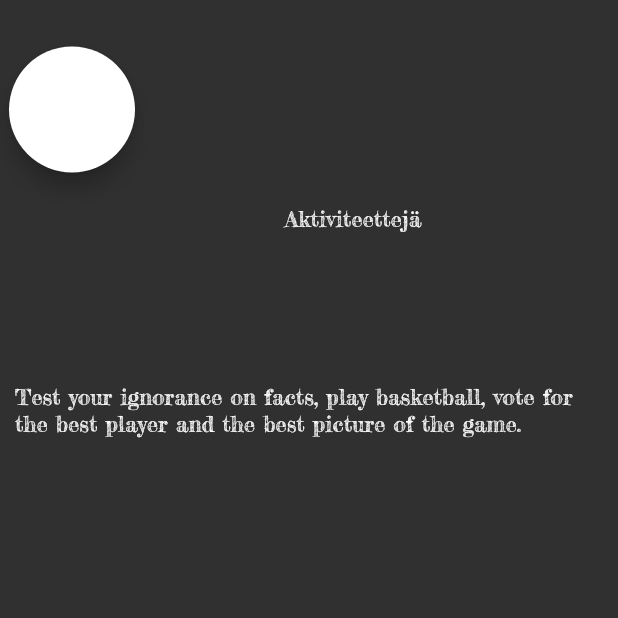
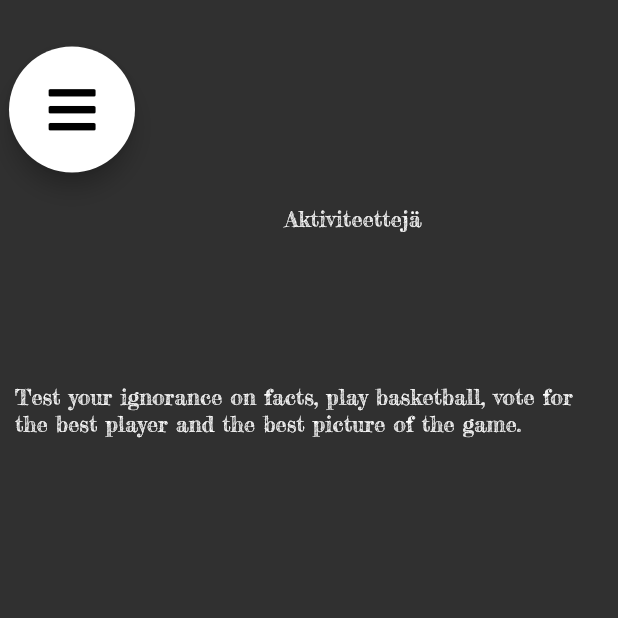
Before and after one commit to king784/GameGame, a Flutter app: the Activities screen opened directly, on a phone screen of 412 x 824 dp, the top half of it. Run offline on Flutter 3.47's test engine with Material 2 defaults, Android fonts, the phone set to English and light mode, and no system bars; our stand-ins replace cloud_firestore, firebase_storage, font_awesome_flutter, image_picker; missing offline and left inert: qr_mobile_vision; accounts and stored records are empty.

Commit message:
home page layout

```diff
--- a/game_game/lib/Themes/MasterTheme.dart
+++ b/game_game/lib/Themes/MasterTheme.dart
@@ -10,6 +10,8 @@ class MasterTheme {
   static double headlineSize = 70;
   static double titleSize = 40;
   static double bodySize = 15;
+
+  static var btnColours=[Colors.orange, Colors.pink, Colors.blue];
 
   static ThemeData mainTheme = new ThemeData(
     brightness: brightness,
--- a/game_game/lib/radialMenu.dart
+++ b/game_game/lib/radialMenu.dart
@@ -31,6 +31,8 @@ class RadialAnimation extends StatelessWidget {
   final Animation<double> scale;
   final Animation<double> translation;
   final Animation<double> rotation;
+  final Color iconColour = Colors.black;
+  static int btnIndex = 0;
 
   RadialAnimation({Key key, this.controller})
       : scale = Tween<double>(begin: 1.5, end: 0.0).animate(
@@ -68,23 +70,26 @@ class RadialAnimation extends StatelessWidget {
             height: 200,
             width: 170,
             child: Stack(alignment: Alignment.topLeft, children: [
-              _buildButton(5, "HomeBtn",
-                  color: MasterTheme.primaryColour,
+              _buildButton(5,
+                  color: MasterTheme.btnColours[0],
                   icon: FontAwesomeIcons.basketballBall,
                   function: () => openMainPage(context)),
-              _buildButton(45, "ActivitiesBtn",
-                  color: MasterTheme.primaryColour,
+              _buildButton(45,
+                  color: MasterTheme.btnColours[1],
                   icon: FontAwesomeIcons.dAndD,
                   function: () => openGames(context)),
-              _buildButton(85, "HelpBtn",
-                  color: MasterTheme.primaryColour,
+              _buildButton(85,
+                  color: MasterTheme.btnColours[2],
                   icon: FontAwesomeIcons.question,
                   function: () => openHelp(context)),
               Transform.scale(
                 scale: scale.value -
                     1.5, // subtract the beginning value to run the opposite animation
                 child: FloatingActionButton(
-                  child: Icon(FontAwesomeIcons.poo),
+                  child: Icon(
+                    FontAwesomeIcons.poo,
+                    color: iconColour,
+                  ),
                   heroTag: "CloseMenuBtn",
                   onPressed: _close,
                   backgroundColor: MasterTheme.accentColour,
@@ -93,7 +98,7 @@ class RadialAnimation extends StatelessWidget {
               Transform.scale(
                   scale: scale.value,
                   child: FloatingActionButton(
-                    child: Icon(FontAwesomeIcons.bars),
+                    child: Icon(FontAwesomeIcons.bars, color: iconColour),
                     heroTag: "OpenMenuBtn",
                     onPressed: _open,
                     backgroundColor: MasterTheme.primaryColour,
@@ -123,16 +128,20 @@ class RadialAnimation extends StatelessWidget {
     Navigator.of(context).pushNamed('/activities', arguments: 'activities');
   }
 
-  _buildButton(double angle, String btnTag,
+  _buildButton(double angle,
       {Color color, IconData icon, Function() function}) {
     final double rad = radians(angle);
+    btnIndex++;
     return Transform(
       transform: Matrix4.identity()
         ..translate(
             (translation.value) * cos(rad), (translation.value) * sin(rad)),
       child: FloatingActionButton(
-          heroTag: btnTag,
-          child: Icon(icon),
+          heroTag: 'btn' + btnIndex.toString(),
+          child: Icon(
+            icon,
+            color: Colors.black,
+          ),
           backgroundColor: color,
           onPressed: () {
             _close();
```
Also changed, not shown: game_game/lib/pages/home.dart (+49 -7 lines).
